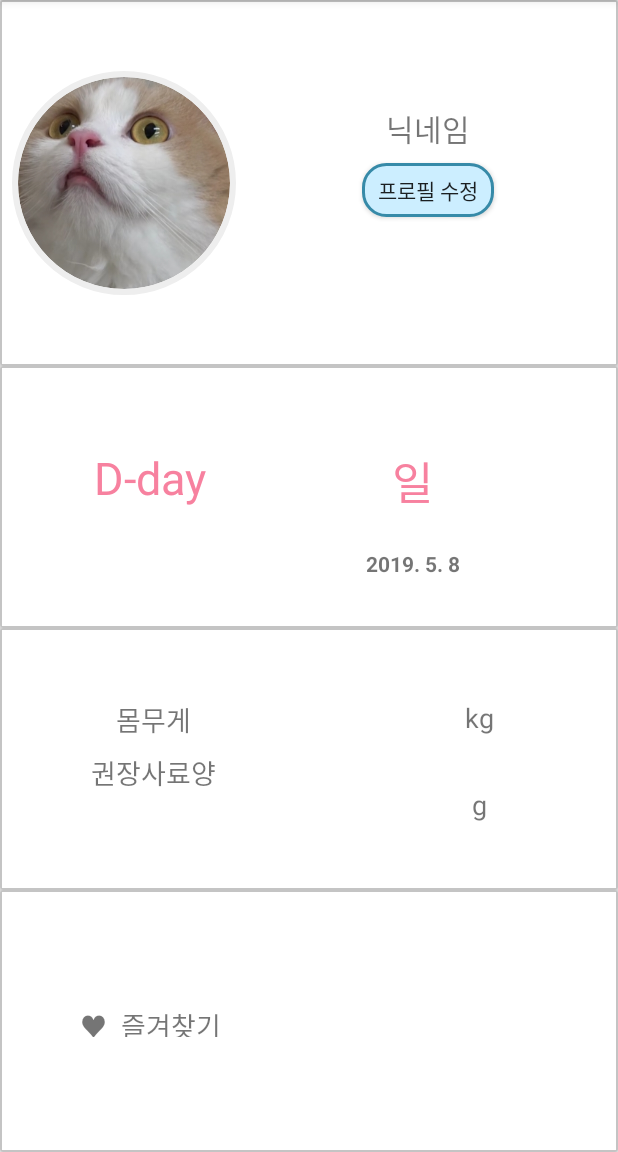
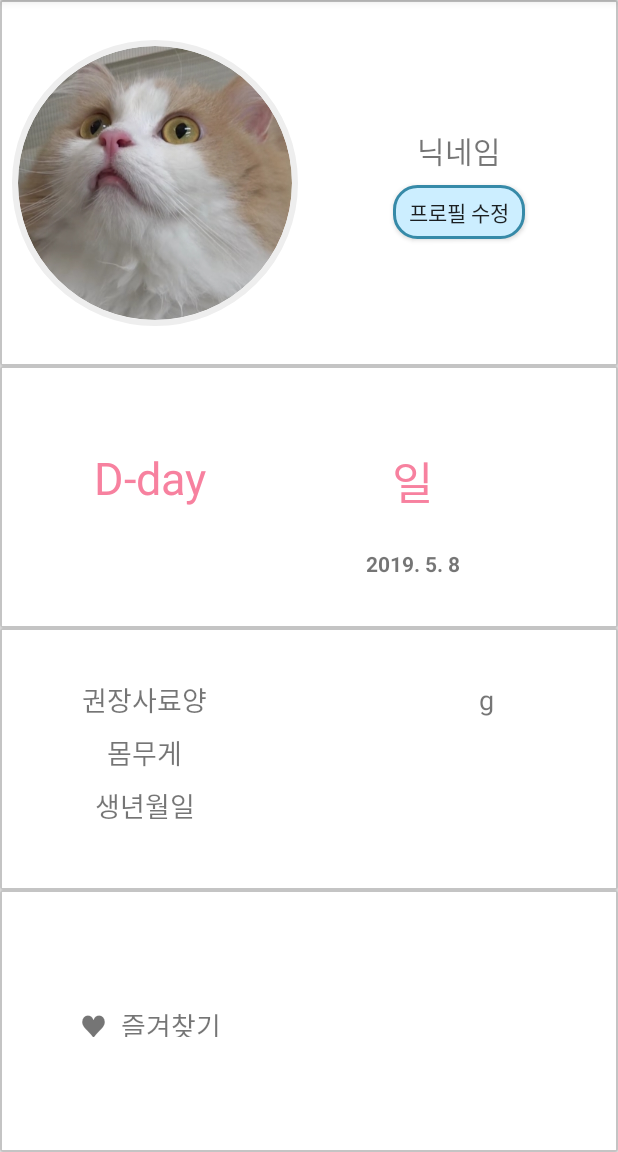
Before and after one commit to susanso/android_studio, an Android app: the Profile screen opened directly, with no data from a screen before it, on a phone screen of 412 x 824 dp, the part 84-1236 px from its top. Run offline under Robolectric (Android 15) with nearby library versions, the phone set to English and light mode, and no system bars; plain views replace CircularImageView.

Commit message:
#2  프로필 수정 기능 구현

```diff
--- a/AutoFeeder/app/src/main/java/com/hoseo/autofeeder/Profile.kt
+++ b/AutoFeeder/app/src/main/java/com/hoseo/autofeeder/Profile.kt
@@ -3,6 +3,7 @@ package com.hoseo.autofeeder
 import android.content.Intent
 import android.support.v7.app.AppCompatActivity
 import android.os.Bundle
+import android.text.TextUtils
 import kotlinx.android.synthetic.main.activity_profile.*
 
 class Profile : AppCompatActivity() {
@@ -11,6 +12,16 @@ class Profile : AppCompatActivity() {
         super.onCreate(savedInstanceState)
         setContentView(R.layout.activity_profile)
 
+        val name = intent.getStringExtra("name")
+        val date = intent.getStringExtra("date")
+        val birthday = intent.getStringExtra("birthday")
+        val weight = intent.getStringExtra("weight")
+
+        if(!TextUtils.isEmpty(name)) {textName.text = "${name}"}
+        if(!TextUtils.isEmpty(date)) {textDate.text = "${date}"}
+        if(!TextUtils.isEmpty(birthday)) {textBirthday.text = "${birthday}"}
+        if(!TextUtils.isEmpty(weight)) {textWeight.text = "${weight}g"}
+
         profileEdit.setOnClickListener {
             startActivity(Intent(this, EditprofileActivity::class.java))
         }
--- a/AutoFeeder/app/src/main/res/layout/activity_main.xml
+++ b/AutoFeeder/app/src/main/res/layout/activity_main.xml
@@ -29,7 +29,7 @@
             <TextView
                     android:text="D-123"
                     android:layout_width="match_parent"
-                    android:layout_height="match_parent" android:id="@+id/day"
+                    android:layout_height="match_parent" android:id="@+id/textDay"
                     android:textAlignment="center"
                     android:textSize="50dp"/>
         </LinearLayout>
--- a/AutoFeeder/app/src/main/res/layout/activity_profile.xml
+++ b/AutoFeeder/app/src/main/res/layout/activity_profile.xml
@@ -18,7 +18,7 @@
                 android:layout_height="match_parent">
 
             <com.mikhaellopez.circularimageview.CircularImageView
-                    android:layout_width="149dp"
+                    android:layout_width="0dp"
                     android:layout_height="0dp"
                     android:layout_marginStart="8dp"
                     android:layout_marginBottom="8dp"
@@ -31,29 +31,33 @@
                     app:layout_constraintBottom_toBottomOf="parent"
                     app:layout_constraintStart_toStartOf="parent"
                     app:layout_constraintTop_toTopOf="parent" android:id="@+id/profile" android:layout_marginEnd="8dp"
-                    app:layout_constraintEnd_toEndOf="parent" app:layout_constraintHorizontal_bias="0.0"
-                    app:layout_constraintVertical_bias="1.0" android:layout_marginTop="8dp"/>
+                    app:layout_constraintHorizontal_bias="0.0"
+                    android:layout_marginTop="8dp" app:layout_constraintEnd_toStartOf="@+id/guideline"/>
             <Button
                     android:text="프로필 수정"
                     android:layout_width="wrap_content"
                     android:layout_height="36dp"
                     android:id="@+id/profileEdit"
                     android:background="@drawable/button_layout"
-                    android:layout_marginEnd="8dp" app:layout_constraintEnd_toEndOf="@+id/editName"
                     android:layout_marginTop="8dp"
-                    app:layout_constraintTop_toBottomOf="@+id/editName"
-                    app:layout_constraintStart_toStartOf="@+id/editName" android:layout_marginStart="8dp"/>
+                    app:layout_constraintTop_toBottomOf="@+id/textName"
+                    app:layout_constraintStart_toStartOf="@+id/textName"
+                    app:layout_constraintEnd_toEndOf="@+id/textName"/>
             <TextView
                     android:text="닉네임"
                     android:textSize="20dp"
                     android:layout_width="wrap_content"
                     android:layout_height="wrap_content"
-                    android:id="@+id/editName" android:layout_marginTop="8dp"
+                    android:id="@+id/textName" android:layout_marginTop="8dp"
                     app:layout_constraintTop_toTopOf="parent" android:layout_marginBottom="8dp"
                     app:layout_constraintBottom_toBottomOf="parent" android:layout_marginEnd="8dp"
                     app:layout_constraintEnd_toEndOf="parent" app:layout_constraintStart_toEndOf="@+id/profile"
                     android:layout_marginStart="8dp" app:layout_constraintHorizontal_bias="0.503"
-                    app:layout_constraintVertical_bias="0.316"/>
+                    app:layout_constraintVertical_bias="0.39"/>
+            <android.support.constraint.Guideline android:layout_width="wrap_content"
+                                                  android:layout_height="wrap_content" android:id="@+id/guideline"
+                                                  android:orientation="vertical"
+                                                  app:layout_constraintGuide_percent="0.50121653"/>
         </android.support.constraint.ConstraintLayout>
 
     </android.support.v7.widget.CardView>
@@ -87,7 +91,7 @@
                     android:textSize="30dp"
                     android:layout_width="wrap_content"
                     android:layout_height="wrap_content"
-                    android:id="@+id/day"
+                    android:id="@+id/textDay"
                     app:layout_constraintTop_toTopOf="@+id/textView11" android:layout_marginEnd="8dp"
                     app:layout_constraintEnd_toEndOf="parent" app:layout_constraintStart_toEndOf="@+id/textView11"
                     android:layout_marginStart="8dp"/>
@@ -96,12 +100,12 @@
                     android:textStyle="bold"
                     android:layout_width="wrap_content"
                     android:layout_height="wrap_content"
-                    android:id="@+id/date"
+                    android:id="@+id/textDate"
                     app:layout_constraintBottom_toBottomOf="parent" android:layout_marginEnd="8dp"
-                    app:layout_constraintEnd_toEndOf="@+id/day" app:layout_constraintTop_toBottomOf="@+id/day"
+                    app:layout_constraintEnd_toEndOf="@+id/textDay" app:layout_constraintTop_toBottomOf="@+id/textDay"
                     app:layout_constraintVertical_bias="0.407"
                     app:layout_constraintHorizontal_bias="0.502"
-                    app:layout_constraintStart_toStartOf="@+id/day" android:layout_marginStart="8dp"/>
+                    app:layout_constraintStart_toStartOf="@+id/textDay" android:layout_marginStart="8dp"/>
         </android.support.constraint.ConstraintLayout>
 
     </android.support.v7.widget.CardView>
@@ -116,44 +120,69 @@
                 android:layout_height="match_parent">
 
             <TextView
-                    android:text="몸무게"
+                    android:text="생년월일"
                     android:textSize="18dp"
                     android:layout_width="wrap_content"
                     android:layout_height="wrap_content" android:id="@+id/textView5"
                     android:layout_marginTop="8dp"
-                    app:layout_constraintTop_toTopOf="parent" android:layout_marginStart="8dp"
-                    app:layout_constraintStart_toStartOf="parent" android:layout_marginEnd="8dp"
-                    app:layout_constraintEnd_toEndOf="parent" android:layout_marginBottom="8dp"
-                    app:layout_constraintBottom_toBottomOf="parent" app:layout_constraintHorizontal_bias="0.2"
-                    app:layout_constraintVertical_bias="0.3"/>
+                    app:layout_constraintStart_toStartOf="@+id/textView"
+                    app:layout_constraintEnd_toEndOf="@+id/textView" android:layout_marginBottom="8dp"
+                    app:layout_constraintBottom_toBottomOf="parent"
+                    app:layout_constraintVertical_bias="0.0" app:layout_constraintTop_toBottomOf="@+id/textView2"
+                    android:layout_marginStart="8dp" android:layout_marginEnd="8dp"/>
+            <TextView
+                    android:text="몸무게"
+                    android:textSize="18dp"
+                    android:layout_width="wrap_content"
+                    android:layout_height="wrap_content" android:id="@+id/textView2"
+                    android:layout_marginTop="8dp"
+                    app:layout_constraintStart_toStartOf="@+id/textView" android:layout_marginEnd="8dp"
+                    app:layout_constraintEnd_toEndOf="@+id/textView" android:layout_marginBottom="8dp"
+                    app:layout_constraintBottom_toBottomOf="parent"
+                    app:layout_constraintVertical_bias="0.0" app:layout_constraintTop_toBottomOf="@+id/textView"
+                    android:layout_marginStart="8dp"/>
             <TextView
                     android:text="권장사료양"
                     android:textSize="18dp"
                     android:layout_width="wrap_content"
                     android:layout_height="wrap_content" android:id="@+id/textView"
-                    app:layout_constraintTop_toBottomOf="@+id/textView5"
-                    app:layout_constraintStart_toStartOf="@+id/textView5" android:layout_marginTop="8dp"
-                    app:layout_constraintEnd_toEndOf="@+id/textView5"/>
-            <TextView
-                    android:text="kg"
-                    android:textSize="18dp"
-                    android:layout_width="wrap_content"
-                    android:layout_height="wrap_content"
-                    android:id="@+id/kg"
-                    app:layout_constraintTop_toTopOf="@+id/textView5"
-                    app:layout_constraintEnd_toEndOf="parent"
-                    app:layout_constraintStart_toEndOf="@+id/textView5" android:layout_marginStart="8dp"
-                    app:layout_constraintHorizontal_bias="0.7" android:layout_marginEnd="8dp"/>
+                    app:layout_constraintStart_toStartOf="parent" android:layout_marginTop="8dp"
+                    app:layout_constraintEnd_toEndOf="parent" app:layout_constraintTop_toTopOf="parent"
+                    android:layout_marginBottom="8dp" app:layout_constraintBottom_toBottomOf="parent"
+                    android:layout_marginStart="8dp" android:layout_marginEnd="8dp"
+                    app:layout_constraintVertical_bias="0.19999999" app:layout_constraintHorizontal_bias="0.15"/>
             <TextView
                     android:text="g"
                     android:textSize="18dp"
                     android:layout_width="wrap_content"
                     android:layout_height="wrap_content"
-                    android:id="@+id/g" app:layout_constraintEnd_toEndOf="@+id/kg"
-                    android:layout_marginBottom="20dp"
-                    app:layout_constraintBottom_toBottomOf="parent" android:layout_marginTop="8dp"
-                    app:layout_constraintTop_toBottomOf="@+id/kg"
-                    app:layout_constraintStart_toStartOf="@+id/kg"/>
+                    android:id="@+id/textAmount"
+                    app:layout_constraintEnd_toEndOf="parent"
+                    android:layout_marginEnd="8dp"
+                    android:layout_marginStart="8dp"
+                    app:layout_constraintTop_toTopOf="@+id/textView"
+                    app:layout_constraintBottom_toBottomOf="@+id/textView"
+                    app:layout_constraintStart_toEndOf="@+id/textView" app:layout_constraintHorizontal_bias="0.7"/>
+            <TextView
+                    android:text="g"
+                    android:textSize="18dp"
+                    android:layout_width="wrap_content"
+                    android:layout_height="wrap_content"
+                    android:id="@+id/textWeight"
+                    app:layout_constraintEnd_toEndOf="@+id/textAmount"
+                    android:layout_marginEnd="8dp"
+                    android:layout_marginTop="8dp" app:layout_constraintTop_toBottomOf="@+id/textAmount"
+                    app:layout_constraintStart_toStartOf="@+id/textAmount" android:layout_marginStart="8dp"/>
+            <TextView
+                    android:text="2018. 1. 1"
+                    android:textSize="18dp"
+                    android:layout_width="wrap_content"
+                    android:layout_height="wrap_content"
+                    android:id="@+id/textBirthday"
+                    app:layout_constraintEnd_toEndOf="@+id/textAmount"
+                    android:layout_marginEnd="8dp"
+                    android:layout_marginTop="8dp" app:layout_constraintTop_toBottomOf="@+id/textWeight"
+                    app:layout_constraintStart_toStartOf="@+id/textAmount" android:layout_marginStart="8dp"/>
         </android.support.constraint.ConstraintLayout>
     </android.support.v7.widget.CardView>
     <android.support.v7.widget.CardView
```
Also changed, not shown: AutoFeeder/app/src/main/java/com/hoseo/autofeeder/EditprofileActivity.kt (+22 -0 lines), AutoFeeder/app/src/main/res/layout/activity_editprofile.xml (+56 -21 lines).
